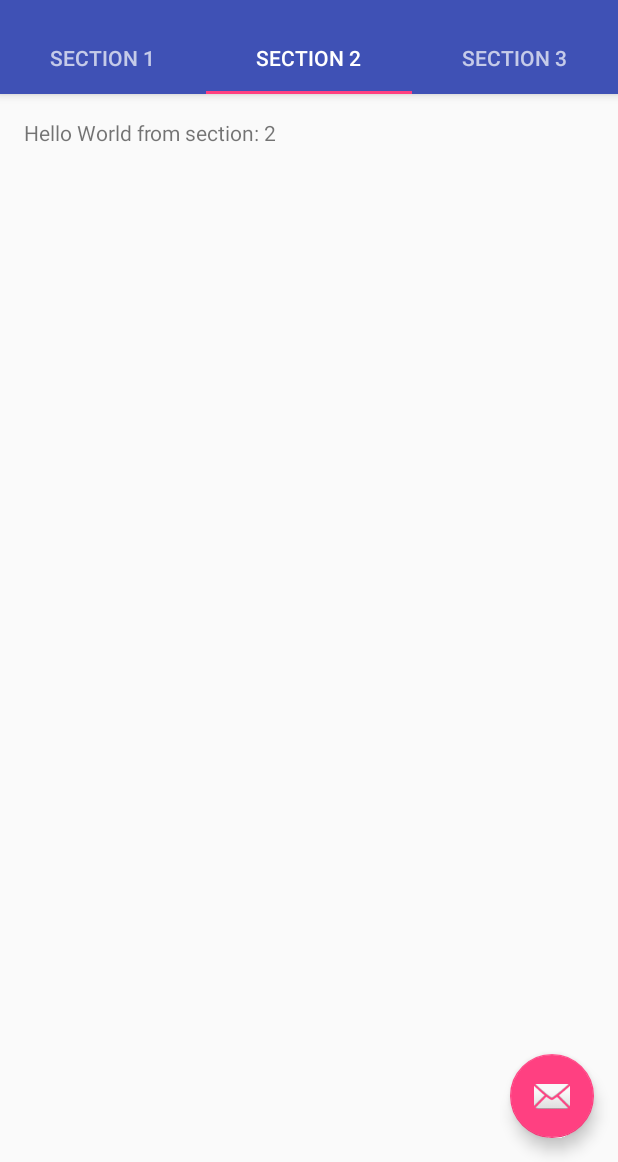
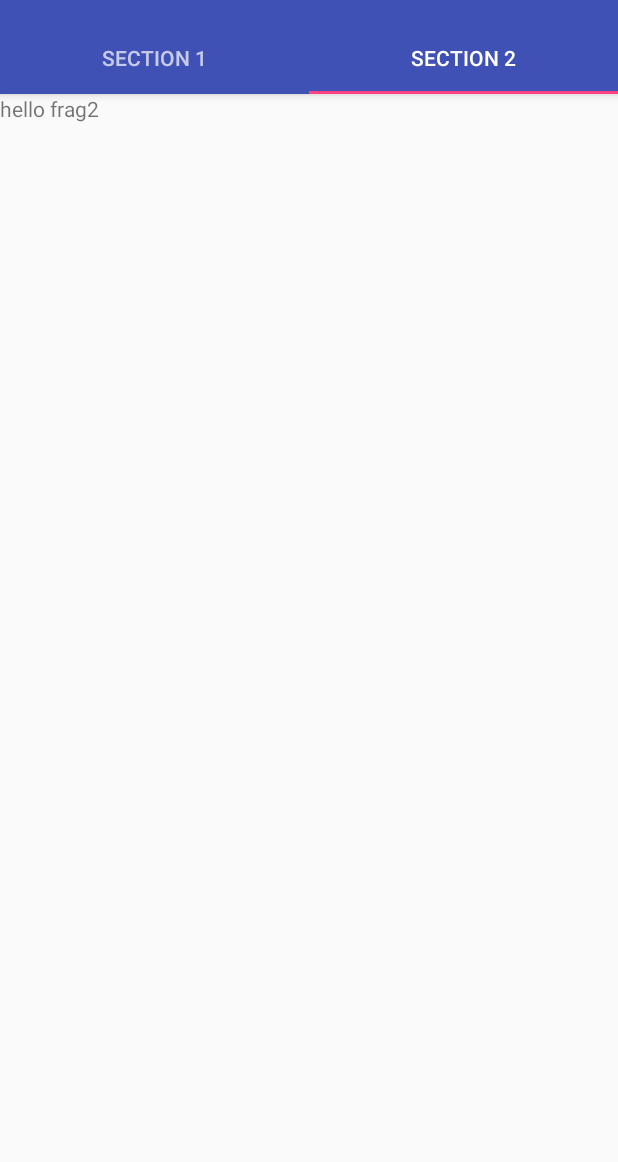
Before and after one commit to Shankymahajan/xprepTest, an Android app: the screen it shows after launch (MainActivity), tab 2 chosen, on a phone screen of 412 x 824 dp, the part 74-1236 px from its top. Run offline under Robolectric (Android 15) with nearby library versions, the phone set to English and light mode, and no system bars.

Commit message:
tab layout

```diff
--- a/app/build.gradle
+++ b/app/build.gradle
@@ -26,5 +26,6 @@ dependencies {
     })
     compile 'com.android.support:appcompat-v7:25.1.0'
     compile 'com.android.support:design:25.1.0'
+    compile 'com.android.support:support-v4:25.1.0'
     testCompile 'junit:junit:4.12'
 }
--- /dev/null
+++ b/app/src/main/java/com/example/uddishverma22/xprep/Fragment1.java
@@ -0,0 +1,21 @@
+package com.example.uddishverma22.xprep;
+
+import android.os.Bundle;
+import android.support.annotation.Nullable;
+import android.support.v4.app.Fragment;
+import android.view.LayoutInflater;
+import android.view.View;
+import android.view.ViewGroup;
+
+/**
+ * Created by ShashankMahajan on 17/01/17.
+ */
+public class Fragment1 extends Fragment {
+
+    @Nullable
+    @Override
+    public View onCreateView(LayoutInflater inflater, @Nullable ViewGroup container, @Nullable Bundle savedInstanceState) {
+        return inflater.inflate(R.layout.frag1, container, false);
+    }
+
+}
--- /dev/null
+++ b/app/src/main/java/com/example/uddishverma22/xprep/Fragment2.java
@@ -0,0 +1,22 @@
+package com.example.uddishverma22.xprep;
+
+import android.os.Bundle;
+import android.support.annotation.Nullable;
+import android.support.v4.app.Fragment;
+import android.view.LayoutInflater;
+import android.view.View;
+import android.view.ViewGroup;
+
+/**
+ * Created by ShashankMahajan on 17/01/17.
+ */
+public class Fragment2 extends Fragment {
+
+
+    @Nullable
+    @Override
+    public View onCreateView(LayoutInflater inflater, @Nullable ViewGroup container, @Nullable Bundle savedInstanceState) {
+        return inflater.inflate(R.layout.frag2,container,false);
+    }
+
+}
--- a/app/src/main/java/com/example/uddishverma22/xprep/MainActivity.java
+++ b/app/src/main/java/com/example/uddishverma22/xprep/MainActivity.java
@@ -54,14 +54,14 @@ public class MainActivity extends AppCompatActivity {
         TabLayout tabLayout = (TabLayout) findViewById(R.id.tabs);
         tabLayout.setupWithViewPager(mViewPager);
 
-        FloatingActionButton fab = (FloatingActionButton) findViewById(R.id.fab);
-        fab.setOnClickListener(new View.OnClickListener() {
-            @Override
-            public void onClick(View view) {
-                Snackbar.make(view, "Replace with your own action", Snackbar.LENGTH_LONG)
-                        .setAction("Action", null).show();
-            }
-        });
+        //FloatingActionButton fab = (FloatingActionButton) findViewById(R.id.fab);
+//        fab.setOnClickListener(new View.OnClickListener() {
+//            @Override
+//            public void onClick(View view) {
+//                Snackbar.make(view, "Replace with your own action", Snackbar.LENGTH_LONG)
+//                        .setAction("Action", null).show();
+//            }
+//        });
 
     }
 
@@ -135,15 +135,18 @@ public class MainActivity extends AppCompatActivity {
 
         @Override
         public Fragment getItem(int position) {
-            // getItem is called to instantiate the fragment for the given page.
-            // Return a PlaceholderFragment (defined as a static inner class below).
-            return PlaceholderFragment.newInstance(position + 1);
+           switch (position){
+               case 0 : return new Fragment1();
+               case 1 : return new Fragment2();
+               default:
+                   return null;
+           }
         }
 
         @Override
         public int getCount() {
             // Show 3 total pages.
-            return 3;
+            return 2;
         }
 
         @Override
@@ -153,8 +156,8 @@ public class MainActivity extends AppCompatActivity {
                     return "SECTION 1";
                 case 1:
                     return "SECTION 2";
-                case 2:
-                    return "SECTION 3";
+//                case 2:
+//                    return "SECTION 3";
             }
             return null;
         }
--- a/app/src/main/res/layout/activity_main.xml
+++ b/app/src/main/res/layout/activity_main.xml
@@ -38,12 +38,6 @@
         android:layout_height="match_parent"
         app:layout_behavior="@string/appbar_scrolling_view_behavior" />
 
-    <android.support.design.widget.FloatingActionButton
-        android:id="@+id/fab"
-        android:layout_width="wrap_content"
-        android:layout_height="wrap_content"
-        android:layout_gravity="end|bottom"
-        android:layout_margin="@dimen/fab_margin"
-        app:srcCompat="@android:drawable/ic_dialog_email" />
+
 
 </android.support.design.widget.CoordinatorLayout>
--- /dev/null
+++ b/app/src/main/res/layout/frag1.xml
@@ -0,0 +1,12 @@
+<?xml version="1.0" encoding="utf-8"?>
+<LinearLayout xmlns:android="http://schemas.android.com/apk/res/android"
+    xmlns:text="http://schemas.android.com/apk/res-auto"
+    android:orientation="vertical"
+    android:layout_width="match_parent"
+    android:layout_height="match_parent">
+
+    <TextView
+        android:layout_width="match_parent"
+        android:layout_height="wrap_content"
+        android:text="hello"/>
+</LinearLayout>
--- /dev/null
+++ b/app/src/main/res/layout/frag2.xml
@@ -0,0 +1,11 @@
+<?xml version="1.0" encoding="utf-8"?>
+<LinearLayout xmlns:android="http://schemas.android.com/apk/res/android"
+    android:orientation="vertical" android:layout_width="match_parent"
+    android:layout_height="match_parent">
+
+
+    <TextView
+        android:layout_width="match_parent"
+        android:layout_height="wrap_content"
+        android:text="hello frag2"/>
+</LinearLayout>
--- a/app/src/main/res/layout/fragment_main.xml
+++ b/app/src/main/res/layout/fragment_main.xml
@@ -2,10 +2,6 @@
     xmlns:tools="http://schemas.android.com/tools"
     android:layout_width="match_parent"
     android:layout_height="match_parent"
-    android:paddingBottom="@dimen/activity_vertical_margin"
-    android:paddingLeft="@dimen/activity_horizontal_margin"
-    android:paddingRight="@dimen/activity_horizontal_margin"
-    android:paddingTop="@dimen/activity_vertical_margin"
     tools:context="com.example.uddishverma22.xprep.MainActivity$PlaceholderFragment">
 
     <TextView
--- a/app/src/main/res/values/strings.xml
+++ b/app/src/main/res/values/strings.xml
@@ -2,4 +2,7 @@
     <string name="app_name">Xprep</string>
     <string name="action_settings">Settings</string>
     <string name="section_format">Hello World from section: %1$d</string>
+
+    <!-- TODO: Remove or change this placeholder text -->
+    <string name="hello_blank_fragment">Hello blank fragment</string>
 </resources>
```
